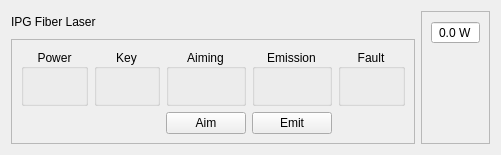
Before: the Qt Designer form instruments/IPGLaser/widgets/IPGControls.ui in davidgrier/QInstrument, drawn with Qt 5.
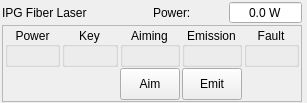
After: the same form once the commit is applied. Custom widgets are drawn as their Qt base class.

Commit message: first pass at IPG widget

The edit to the form file:
```diff
--- a/instruments/IPGLaser/widgets/IPGControls.ui
+++ b/instruments/IPGLaser/widgets/IPGControls.ui
@@ -6,50 +6,143 @@
    <rect>
     <x>0</x>
     <y>0</y>
-    <width>501</width>
-    <height>155</height>
+    <width>307</width>
+    <height>102</height>
    </rect>
   </property>
   <property name="windowTitle">
    <string>IPGLaser</string>
   </property>
-  <layout class="QHBoxLayout" name="horizontalLayout">
-   <item>
-    <widget class="QWidget" name="feedbackWidget" native="true">
-     <layout class="QVBoxLayout" name="verticalLayout">
+  <layout class="QGridLayout" name="gridLayout_7">
       <property name="leftMargin">
-       <number>0</number>
+    <number>2</number>
       </property>
       <property name="topMargin">
-       <number>0</number>
+    <number>1</number>
       </property>
       <property name="rightMargin">
-       <number>0</number>
+    <number>2</number>
       </property>
       <property name="bottomMargin">
-       <number>0</number>
-      </property>
-      <item>
+    <number>1</number>
+   </property>
+   <property name="horizontalSpacing">
+    <number>2</number>
+   </property>
+   <property name="verticalSpacing">
+    <number>1</number>
+   </property>
+   <item row="0" column="0">
        <widget class="QLabel" name="name">
         <property name="text">
          <string>IPG Fiber Laser</string>
         </property>
        </widget>
       </item>
+   <item row="0" column="1">
+    <widget class="QWidget" name="widget" native="true">
+     <layout class="QHBoxLayout" name="horizontalLayout">
+      <property name="spacing">
+       <number>2</number>
+      </property>
+      <property name="leftMargin">
+       <number>0</number>
+      </property>
+      <property name="topMargin">
+       <number>0</number>
+      </property>
+      <property name="rightMargin">
+       <number>0</number>
+      </property>
+      <property name="bottomMargin">
+       <number>0</number>
+      </property>
       <item>
-       <widget class="QFrame" name="frame">
+       <widget class="QLabel" name="powerLabel">
+        <property name="text">
+         <string>Power:</string>
+        </property>
+       </widget>
+      </item>
+      <item>
+       <widget class="QDoubleSpinBox" name="power">
+        <property name="alignment">
+         <set>Qt::AlignmentFlag::AlignCenter</set>
+        </property>
+        <property name="readOnly">
+         <bool>true</bool>
+        </property>
+        <property name="buttonSymbols">
+         <enum>QAbstractSpinBox::ButtonSymbols::NoButtons</enum>
+        </property>
+        <property name="suffix">
+         <string> W</string>
+        </property>
+        <property name="decimals">
+         <number>1</number>
+        </property>
+        <property name="maximum">
+         <double>10.000000000000000</double>
+        </property>
+        <property name="singleStep">
+         <double>0.100000000000000</double>
+        </property>
+       </widget>
+      </item>
+     </layout>
+    </widget>
+   </item>
+   <item row="0" column="2" rowspan="2">
+    <widget class="QRotaryEncoderSpinBox" name="current" native="true">
+     <property name="suffix" stdset="0">
+      <string>%</string>
+     </property>
+    </widget>
+   </item>
+   <item row="1" column="0" colspan="2">
+    <widget class="QFrame" name="statusFame">
         <property name="frameShape">
-         <enum>QFrame::StyledPanel</enum>
+      <enum>QFrame::Shape::StyledPanel</enum>
         </property>
         <property name="frameShadow">
-         <enum>QFrame::Raised</enum>
-        </property>
-        <layout class="QGridLayout" name="gridLayout" columnstretch="1,1,1,1,1" columnminimumwidth="0,0,0,0,0">
+      <enum>QFrame::Shadow::Raised</enum>
+     </property>
+     <layout class="QGridLayout" name="gridLayout" rowstretch="0,0" columnstretch="1,1,1,1,1" columnminimumwidth="50,50,50,50,50">
          <property name="sizeConstraint">
-          <enum>QLayout::SetDefaultConstraint</enum>
+       <enum>QLayout::SizeConstraint::SetDefaultConstraint</enum>
+      </property>
+      <property name="leftMargin">
+       <number>2</number>
+      </property>
+      <property name="topMargin">
+       <number>1</number>
+      </property>
+      <property name="rightMargin">
+       <number>2</number>
+      </property>
+      <property name="bottomMargin">
+       <number>1</number>
+      </property>
+      <property name="horizontalSpacing">
+       <number>2</number>
+      </property>
+      <property name="verticalSpacing">
+       <number>1</number>
          </property>
          <item row="0" column="0">
           <widget class="QGroupBox" name="powerGroup">
+        <property name="minimumSize">
+         <size>
+          <width>50</width>
+          <height>40</height>
+         </size>
+        </property>
+        <property name="maximumSize">
+         <size>
+          <width>60</width>
+          <height>50</height>
+         </size>
+        </property>
            <property name="title">
             <string>Power</string>
            </property>
@@ -57,6 +150,18 @@
             <set>Qt::AlignCenter</set>
            </property>
            <layout class="QGridLayout" name="gridLayout_6">
+         <property name="leftMargin">
+          <number>2</number>
+         </property>
+         <property name="topMargin">
+          <number>2</number>
+         </property>
+         <property name="rightMargin">
+          <number>2</number>
+         </property>
+         <property name="bottomMargin">
+          <number>2</number>
+         </property>
             <item row="0" column="0">
              <widget class="QLedWidget" name="powerLED" native="true">
               <property name="minimumSize">
@@ -78,6 +183,18 @@
          </item>
          <item row="0" column="1">
           <widget class="QGroupBox" name="keyGroup">
+        <property name="minimumSize">
+         <size>
+          <width>50</width>
+          <height>40</height>
+         </size>
+        </property>
+        <property name="maximumSize">
+         <size>
+          <width>60</width>
+          <height>50</height>
+         </size>
+        </property>
            <property name="title">
             <string>Key</string>
            </property>
@@ -85,6 +202,18 @@
             <set>Qt::AlignCenter</set>
            </property>
            <layout class="QGridLayout" name="gridLayout_5">
+         <property name="leftMargin">
+          <number>2</number>
+         </property>
+         <property name="topMargin">
+          <number>2</number>
+         </property>
+         <property name="rightMargin">
+          <number>2</number>
+         </property>
+         <property name="bottomMargin">
+          <number>2</number>
+         </property>
             <item row="0" column="0">
              <widget class="QLedWidget" name="keyLED" native="true">
               <property name="minimumSize">
@@ -106,6 +235,18 @@
          </item>
          <item row="0" column="2">
           <widget class="QGroupBox" name="aimingGroup">
+        <property name="minimumSize">
+         <size>
+          <width>50</width>
+          <height>40</height>
+         </size>
+        </property>
+        <property name="maximumSize">
+         <size>
+          <width>60</width>
+          <height>50</height>
+         </size>
+        </property>
            <property name="title">
             <string>Aiming</string>
            </property>
@@ -113,6 +254,18 @@
             <set>Qt::AlignCenter</set>
            </property>
            <layout class="QGridLayout" name="gridLayout_2">
+         <property name="leftMargin">
+          <number>2</number>
+         </property>
+         <property name="topMargin">
+          <number>2</number>
+         </property>
+         <property name="rightMargin">
+          <number>2</number>
+         </property>
+         <property name="bottomMargin">
+          <number>2</number>
+         </property>
             <item row="0" column="0">
              <widget class="QLedWidget" name="aimingLED" native="true">
               <property name="minimumSize">
@@ -134,6 +287,18 @@
          </item>
          <item row="0" column="3">
           <widget class="QGroupBox" name="emissionGroup">
+        <property name="minimumSize">
+         <size>
+          <width>50</width>
+          <height>40</height>
+         </size>
+        </property>
+        <property name="maximumSize">
+         <size>
+          <width>60</width>
+          <height>50</height>
+         </size>
+        </property>
            <property name="title">
             <string>Emission</string>
            </property>
@@ -141,6 +306,18 @@
             <set>Qt::AlignCenter</set>
            </property>
            <layout class="QGridLayout" name="gridLayout_3">
+         <property name="leftMargin">
+          <number>2</number>
+         </property>
+         <property name="topMargin">
+          <number>2</number>
+         </property>
+         <property name="rightMargin">
+          <number>2</number>
+         </property>
+         <property name="bottomMargin">
+          <number>2</number>
+         </property>
             <item row="0" column="0">
              <widget class="QLedWidget" name="emissionLED" native="true">
               <property name="minimumSize">
@@ -162,6 +339,18 @@
          </item>
          <item row="0" column="4">
           <widget class="QGroupBox" name="faultGroup">
+        <property name="minimumSize">
+         <size>
+          <width>50</width>
+          <height>40</height>
+         </size>
+        </property>
+        <property name="maximumSize">
+         <size>
+          <width>60</width>
+          <height>50</height>
+         </size>
+        </property>
            <property name="title">
             <string>Fault</string>
            </property>
@@ -169,6 +358,18 @@
             <set>Qt::AlignCenter</set>
            </property>
            <layout class="QGridLayout" name="gridLayout_4">
+         <property name="leftMargin">
+          <number>2</number>
+         </property>
+         <property name="topMargin">
+          <number>2</number>
+         </property>
+         <property name="rightMargin">
+          <number>2</number>
+         </property>
+         <property name="bottomMargin">
+          <number>2</number>
+         </property>
             <item row="0" column="0">
              <widget class="QLedWidget" name="faultLED" native="true">
               <property name="minimumSize">
@@ -190,6 +391,18 @@
          </item>
          <item row="1" column="2">
           <widget class="QPushButton" name="aimingButton">
+        <property name="minimumSize">
+         <size>
+          <width>60</width>
+          <height>32</height>
+         </size>
+        </property>
+        <property name="maximumSize">
+         <size>
+          <width>60</width>
+          <height>32</height>
+         </size>
+        </property>
            <property name="text">
             <string>Aim</string>
            </property>
@@ -197,55 +410,20 @@
          </item>
          <item row="1" column="3">
           <widget class="QPushButton" name="emissionButton">
+        <property name="minimumSize">
+         <size>
+          <width>60</width>
+          <height>0</height>
+         </size>
+        </property>
+        <property name="maximumSize">
+         <size>
+          <width>60</width>
+          <height>40</height>
+         </size>
+        </property>
            <property name="text">
             <string>Emit</string>
-           </property>
-          </widget>
-         </item>
-        </layout>
-       </widget>
-      </item>
-     </layout>
-    </widget>
-   </item>
-   <item>
-    <widget class="QFrame" name="powerFrame">
-     <property name="frameShape">
-      <enum>QFrame::StyledPanel</enum>
-     </property>
-     <property name="frameShadow">
-      <enum>QFrame::Raised</enum>
-     </property>
-     <layout class="QVBoxLayout" name="verticalLayout_6">
-      <item>
-       <widget class="QDoubleSpinBox" name="power">
-        <property name="alignment">
-         <set>Qt::AlignCenter</set>
-        </property>
-        <property name="readOnly">
-         <bool>true</bool>
-        </property>
-        <property name="buttonSymbols">
-         <enum>QAbstractSpinBox::NoButtons</enum>
-        </property>
-        <property name="suffix">
-         <string> W</string>
-        </property>
-        <property name="decimals">
-         <number>1</number>
-        </property>
-        <property name="maximum">
-         <double>10.000000000000000</double>
-        </property>
-        <property name="singleStep">
-         <double>0.100000000000000</double>
-        </property>
-       </widget>
-      </item>
-      <item>
-       <widget class="QRotaryEncoderSpinBox" name="current" native="true">
-        <property name="suffix" stdset="0">
-         <string>%</string>
         </property>
        </widget>
       </item>
```
Left out of the diff: 10 changed lines with no effect on the pictures. Lines whose indentation alone changed are shown as unchanged. The commit also changes 1 other file.
